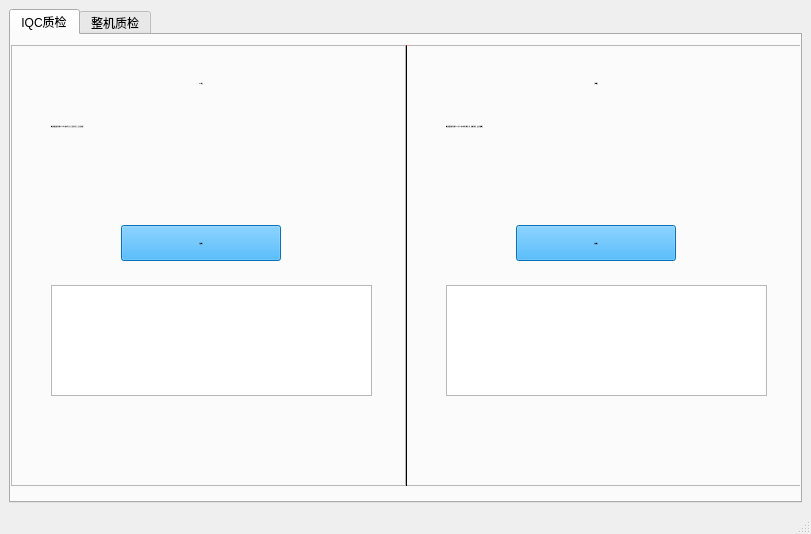
The window that DtuConfigTool/mainwindow.ui (chongyang2333/test2) describes before a commit, drawn with Qt 5.
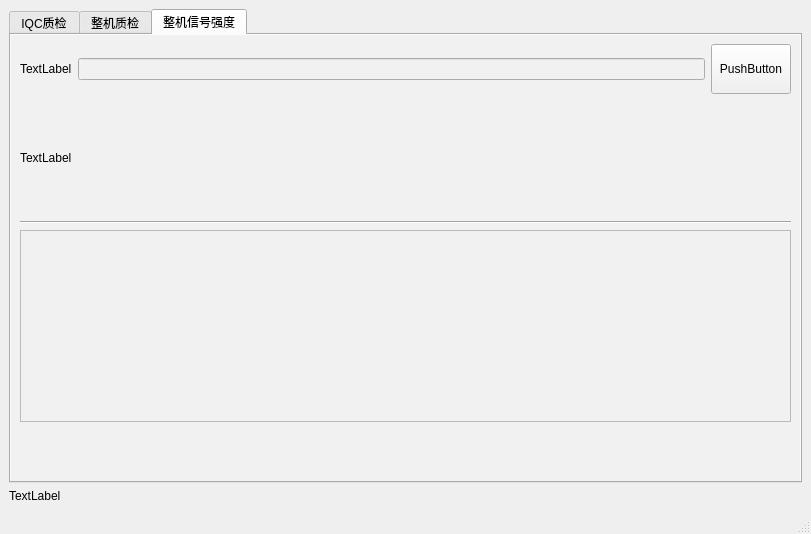
The same window after the commit. The open tabs and pages were chosen to show the change.

What changed in the file:
```diff
--- a/DtuConfigTool/mainwindow.ui
+++ b/DtuConfigTool/mainwindow.ui
@@ -168,7 +168,10 @@
           <string notr="true">font: 18px &quot;新宋体&quot;;</string>
          </property>
          <property name="text">
-          <string>测试前请连接好电脑与DTU两个接口线并上电，连接完成后，点击开始测试</string>
+          <string>测试前:
+1.请连接好电脑与设备232接口
+2.插卡及天线后，给设备上电
+3.等待DTU灯亮起,点击开始测试</string>
          </property>
          <property name="alignment">
           <set>Qt::AlignLeading|Qt::AlignLeft|Qt::AlignTop</set>
@@ -319,8 +322,10 @@
           <string notr="true">font: 18px &quot;新宋体&quot;;</string>
          </property>
          <property name="text">
-          <string>测试前请连接好电脑与DTU至少1个接口线和天线并上电，连接完成后，点击开始测试
-</string>
+          <string>测试前:
+1.请连接好电脑与设备232接口
+2.插卡及天线后，给设备上电
+3.等待DTU灯亮起,点击开始测试</string>
          </property>
          <property name="alignment">
           <set>Qt::AlignLeading|Qt::AlignLeft|Qt::AlignTop</set>
@@ -410,6 +415,115 @@
         </item>
        </layout>
       </widget>
+      <widget class="QWidget" name="tab">
+       <property name="autoFillBackground">
+        <bool>false</bool>
+       </property>
+       <property name="styleSheet">
+        <string notr="true">background-color: rgb(241, 241, 241);</string>
+       </property>
+       <attribute name="title">
+        <string>整机信号强度</string>
+       </attribute>
+       <layout class="QVBoxLayout" name="verticalLayout_3">
+        <item>
+         <layout class="QHBoxLayout" name="horizontalLayout_2">
+          <property name="bottomMargin">
+           <number>0</number>
+          </property>
+          <item>
+           <widget class="QLabel" name="label_2">
+            <property name="text">
+             <string>TextLabel</string>
+            </property>
+           </widget>
+          </item>
+          <item>
+           <widget class="QLineEdit" name="lineEdit_2"/>
+          </item>
+          <item>
+           <widget class="QPushButton" name="pushButton_3">
+            <property name="sizePolicy">
+             <sizepolicy hsizetype="Minimum" vsizetype="MinimumExpanding">
+              <horstretch>0</horstretch>
+              <verstretch>0</verstretch>
+             </sizepolicy>
+            </property>
+            <property name="text">
+             <string>PushButton</string>
+            </property>
+           </widget>
+          </item>
+         </layout>
+        </item>
+        <item>
+         <spacer name="verticalSpacer_3">
+          <property name="orientation">
+           <enum>Qt::Vertical</enum>
+          </property>
+          <property name="sizeHint" stdset="0">
+           <size>
+            <width>20</width>
+            <height>40</height>
+           </size>
+          </property>
+         </spacer>
+        </item>
+        <item>
+         <widget class="QLabel" name="label_3">
+          <property name="text">
+           <string>TextLabel</string>
+          </property>
+          <property name="alignment">
+           <set>Qt::AlignLeading|Qt::AlignLeft|Qt::AlignVCenter</set>
+          </property>
+         </widget>
+        </item>
+        <item>
+         <spacer name="verticalSpacer_2">
+          <property name="orientation">
+           <enum>Qt::Vertical</enum>
+          </property>
+          <property name="sizeHint" stdset="0">
+           <size>
+            <width>20</width>
+            <height>40</height>
+           </size>
+          </property>
+         </spacer>
+        </item>
+        <item>
+         <widget class="Line" name="line_2">
+          <property name="orientation">
+           <enum>Qt::Horizontal</enum>
+          </property>
+         </widget>
+        </item>
+        <item>
+         <widget class="QTextBrowser" name="textBrowser_2"/>
+        </item>
+        <item>
+         <spacer name="verticalSpacer">
+          <property name="orientation">
+           <enum>Qt::Vertical</enum>
+          </property>
+          <property name="sizeHint" stdset="0">
+           <size>
+            <width>20</width>
+            <height>40</height>
+           </size>
+          </property>
+         </spacer>
+        </item>
+       </layout>
+      </widget>
+     </widget>
+    </item>
+    <item>
+     <widget class="QLabel" name="label_4">
+      <property name="text">
+       <string>TextLabel</string>
+      </property>
      </widget>
     </item>
    </layout>
```
Left out of the diff: 3 changed lines with no effect on the pictures.
